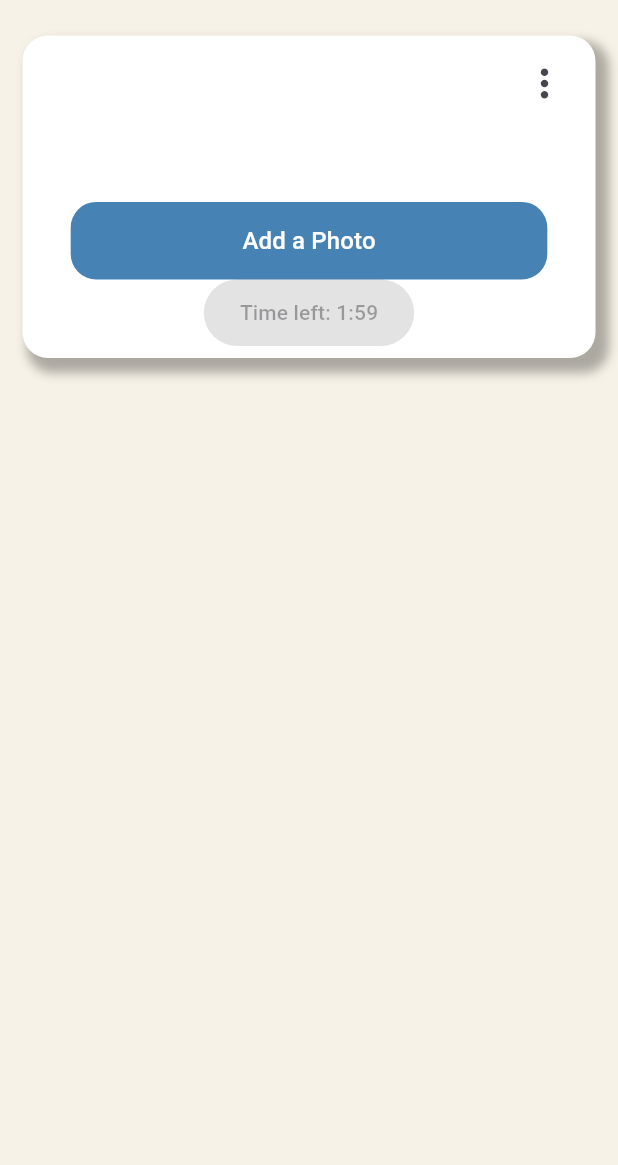
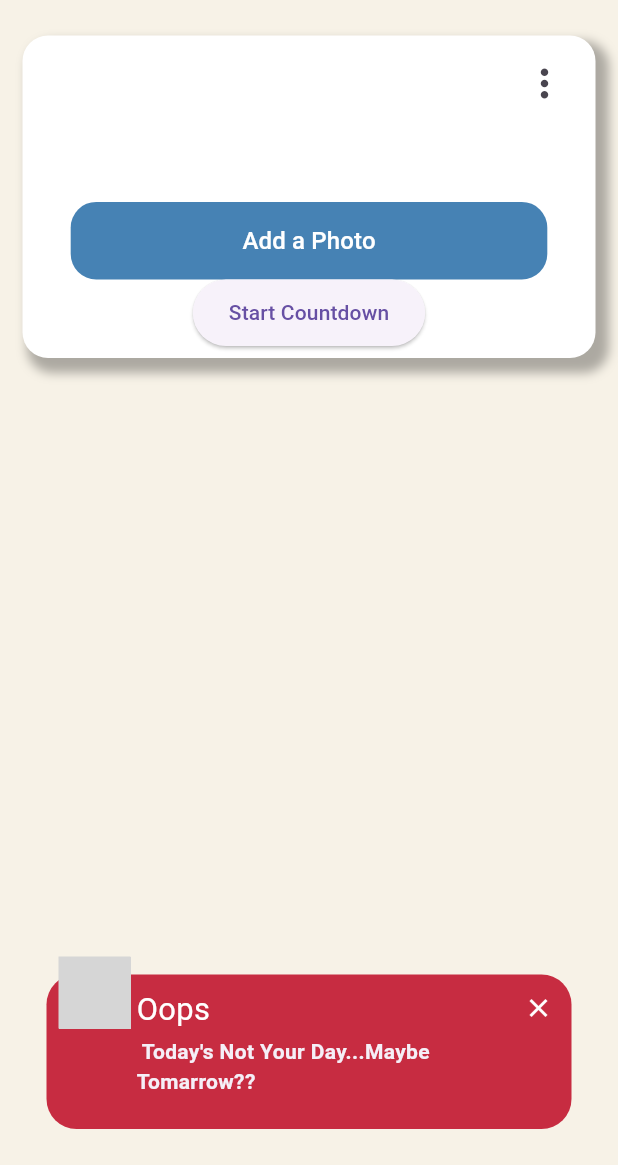
Before and after one commit to Raseelp/glint, a Flutter app: the Groupfeed screen opened directly with empty values, after a tap on "Start Countdown", on a phone screen of 412 x 824 dp, the part 71-1236 px from its top. Run offline on Flutter 3.47's test engine with Material 3 defaults, Android fonts, the light colour scheme and no system bars; drawn by our look-alikes of awesome_snackbar_content; our stand-ins replace cached_network_image, cloud_firestore, country_picker, firebase_auth, firebase_core, firebase_storage and 6 more; accounts and stored records are empty; grey boxes are pictures that could not be loaded.

Commit message:
Added correct user and daliy limit to glint button
you can only click the button if you are the correct user and the daily limit is not over

```diff
--- a/lib/pages/groupfeed.dart
+++ b/lib/pages/groupfeed.dart
@@ -43,6 +43,12 @@
     _timer = Timer.periodic(Duration(seconds: 1), (timer) {
       _fetchCountdownEndTime();
     });
+  }
+
+  @override
+  void dispose() {
+    _timer?.cancel(); // Cancel the timer when the widget is disposed
+    super.dispose();
   }
 
   Color beige = const Color(0xFFF7F2E7);
@@ -212,7 +218,7 @@
                                           padding: const EdgeInsets.all(8.0),
                                           child: Text(
                                             usernameImage,
-                                            style: TextStyle(
+                                            style: const TextStyle(
                                               fontSize: 15,
                                             ),
                                           ),
@@ -293,6 +299,7 @@
 
     await FirebaseFirestore.instance.collection('groups').doc(groupId).update({
       'countdownEndTime': endTimestamp,
+      'lastglintsharedat': FieldValue.serverTimestamp()
     });
   }
 
@@ -313,47 +320,39 @@
 
         if (countdownSeconds <= 0) {
           return ElevatedButton(
-            onPressed: () => startCountdown(groupId), // Start the countdown
-            child: Text('Start Countdown'),
+            onPressed: () async {
+              bool iscorrectUser =
+                  await isCorrectUser(widget.phoneNumberAsUserId, widget.code);
+              bool has24hoursPassed = await has24HoursPassed(widget.code);
+
+              if (iscorrectUser) {
+                if (has24hoursPassed) {
+                  startCountdown(groupId);
+                } else {
+                  const snackBar = SnackBar(
+                    elevation: 0,
+                    behavior: SnackBarBehavior.floating,
+                    backgroundColor: Colors.transparent,
+                    content: AwesomeSnackbarContent(
+                      title: 'Todays Glint Used',
+                      message: "Try again after 24 hours...",
+                      contentType: ContentType.failure,
+                    ),
+                  );
+
+                  ScaffoldMessenger.of(context)
+                    ..hideCurrentSnackBar()
+                    ..showSnackBar(snackBar);
+                }
+              }
+            },
+            child: const Text('Start Countdown'),
           );
         } else {
           final minutes = countdownSeconds ~/ 60;
           final seconds = countdownSeconds % 60;
           return ElevatedButton(
-            onPressed: null, // Disable button while countdown is active
-            child: Text(
-                'Time left: $minutes:${seconds.toString().padLeft(2, '0')}'),
-          );
-        }
-      },
-    );
-  }
-
-  Widget buildCounterdownButton(String groupId) {
-    return StreamBuilder<DocumentSnapshot>(
-      stream: FirebaseFirestore.instance
-          .collection('groups')
-          .doc(groupId)
-          .snapshots(),
-      builder: (context, snapshot) {
-        if (!snapshot.hasData) return CircularProgressIndicator();
-
-        final data = snapshot.data!;
-        final endTimestamp = data['countdownEndTime'] as int;
-        final remainingTime =
-            endTimestamp - DateTime.now().millisecondsSinceEpoch;
-        final countdownSeconds = (remainingTime / 1000).round();
-
-        if (countdownSeconds <= 0) {
-          return ElevatedButton(
-            onPressed: () => startCountdown(groupId), // Start the countdown
-            child: Text('Start Countdown'),
-          );
-        } else {
-          final minutes = countdownSeconds ~/ 60;
-          final seconds = countdownSeconds % 60;
-          return ElevatedButton(
-            onPressed: null, // Disable button while countdown is active
+            onPressed: null,
             child: Text(
                 'Time left: $minutes:${seconds.toString().padLeft(2, '0')}'),
           );
@@ -366,7 +365,7 @@
 
   Future<void> capturePhoto(String groupId) async {
     await requestCameraPermission();
-    print("Button pressed, attempting to capture photo...");
+
     final XFile? image = await _picker.pickImage(source: ImageSource.camera);
 
     if (image != null) {
@@ -389,7 +388,7 @@
             .collection('images')
             .add({
           'url': downloadUrl,
-          'uploadedBy': widget.username, // replace with actual user ID
+          'uploadedBy': widget.username,
           'timestamp': FieldValue.serverTimestamp(),
         });
 
@@ -404,20 +403,17 @@
 
   Future<void> deleteImage(
       String groupId, String imageId, String imageUrl) async {
-    // Create a reference to the image in Firebase Storage
     Reference storageRef = FirebaseStorage.instance.refFromURL(imageUrl);
 
     try {
-      // Delete the image from Firebase Storage
       await storageRef.delete();
       print("Image deleted successfully from Storage");
 
-      // Delete the image reference from Firestore
       await FirebaseFirestore.instance
           .collection('groups')
           .doc(groupId)
           .collection('images')
-          .doc(imageId) // Use the document ID for deletion
+          .doc(imageId)
           .delete();
       print("Image reference deleted successfully from Firestore");
     } catch (e) {
@@ -431,4 +427,68 @@
       await Permission.camera.request();
     }
   }
+
+  Future<bool> isCorrectUser(String userPhoneNumber, String groupid) async {
+    DocumentReference groupRef =
+        FirebaseFirestore.instance.collection('groups').doc(groupid);
+    DocumentSnapshot groupSnapshot = await groupRef.get();
+
+    // Retrieve the current themeSetterIndex and members
+    int themeSetterIndex = groupSnapshot['themesetterindex'];
+    List<dynamic> members =
+        groupSnapshot['members']; // Use dynamic since it's a map
+
+    // Find the index of the current user based on phone number
+    int userIndex =
+        members.indexWhere((member) => member['phone'] == userPhoneNumber);
+
+    // Check if the user is allowed to press Glint Now
+    if (userIndex == themeSetterIndex) {
+      return true;
+    } else {
+      // Show failure Snackbar
+      const snackBar = SnackBar(
+        elevation: 0,
+        behavior: SnackBarBehavior.floating,
+        backgroundColor: Colors.transparent,
+        content: AwesomeSnackbarContent(
+          title: 'Oops',
+          message: " Today's Not Your Day...Maybe Tomarrow??",
+          messageTextStyle: TextStyle(fontWeight: FontWeight.bold),
+          contentType: ContentType.failure,
+        ),
+      );
+
+      ScaffoldMessenger.of(context)
+        ..hideCurrentSnackBar()
+        ..showSnackBar(snackBar);
+
+      return false;
+    }
+  }
+
+  Future<bool> has24HoursPassed(String groupId) async {
+    // Reference to the specific group's document
+    DocumentReference groupRef =
+        FirebaseFirestore.instance.collection('groups').doc(groupId);
+
+    // Fetch the group's document to get the 'lastthemeupdatedat' field
+    DocumentSnapshot groupSnapshot = await groupRef.get();
+
+    if (groupSnapshot.exists && groupSnapshot['lastglintsharedat'] != null) {
+      Timestamp lastGlintShared = groupSnapshot['lastglintsharedat'];
+      DateTime lastGlintUpdated = lastGlintShared.toDate();
+      DateTime currentTime = DateTime.now();
+
+      // Calculate the difference in hours
+      int hoursSinceLastUpdate =
+          currentTime.difference(lastGlintUpdated).inHours;
+
+      // Check if 24 hours have passed
+      return hoursSinceLastUpdate >= 24;
+    }
+
+    // If 'lastthemeupdatedat' is null (for first-time setup), allow the theme change
+    return true;
+  }
 }
```
Also changed, not shown: lib/pages/createGroup.dart (+5 -4 lines).
